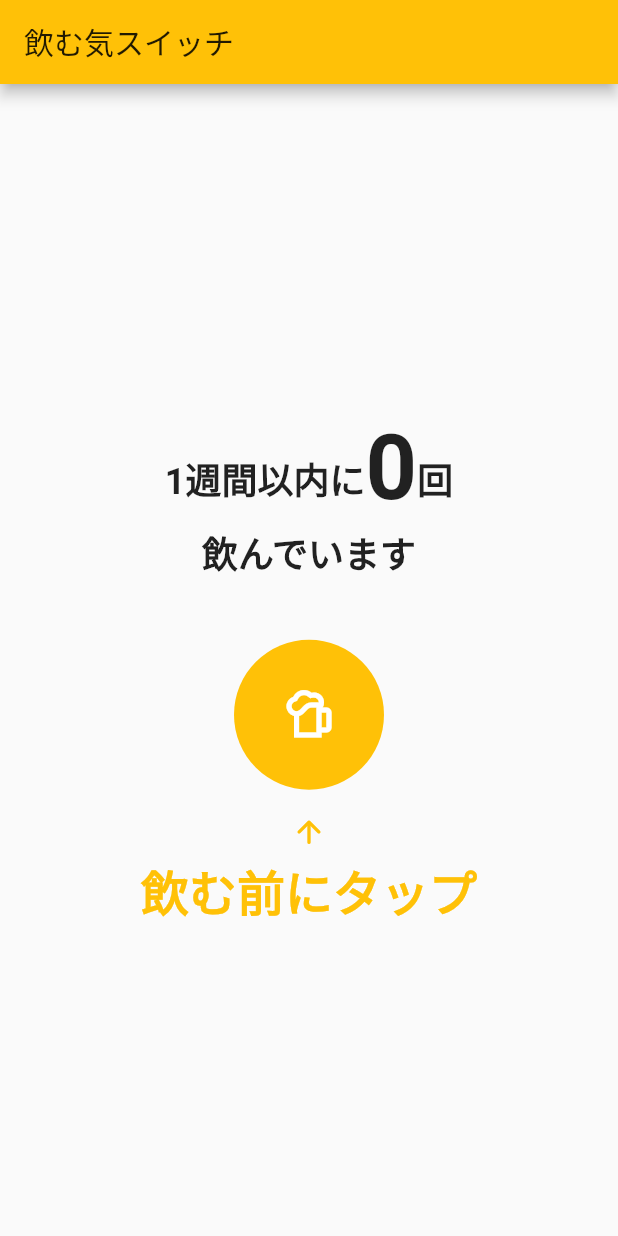
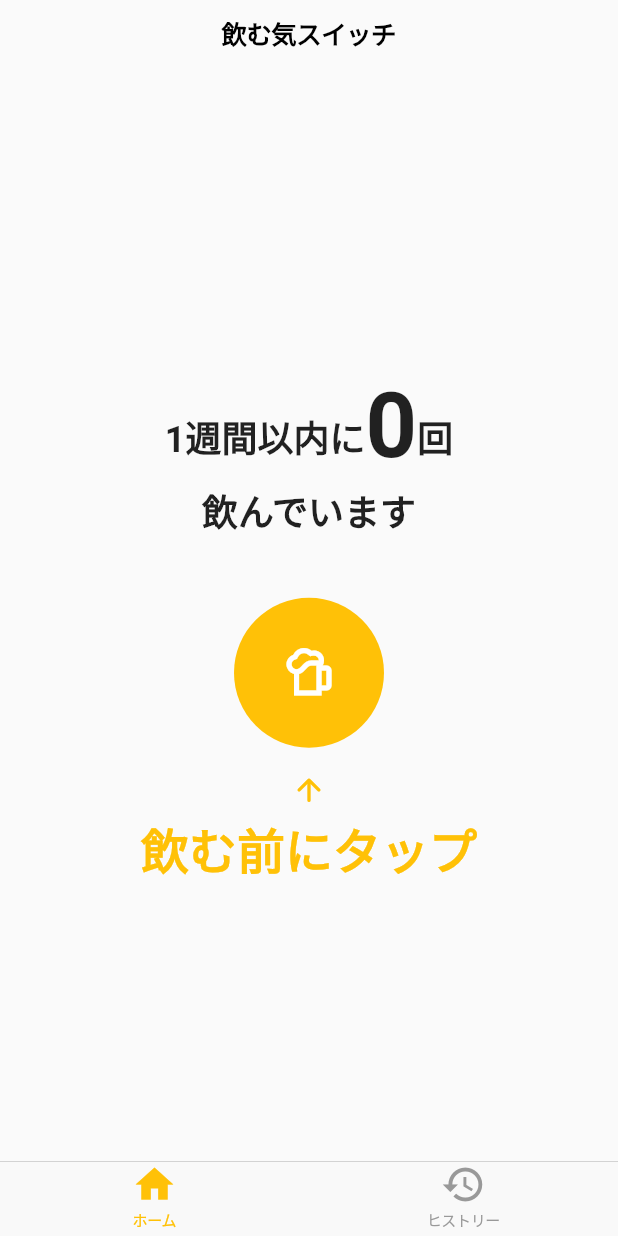
Before and after one commit to syuji-higa/nomuki-switch-app, a Flutter app: the screen it shows after launch, on a phone screen of 412 x 824 dp. Run offline on Flutter 3.47's test engine with Material 2 defaults, Android fonts, the phone set to English and light mode, and no system bars; our stand-ins replace sqflite; accounts and stored records are empty.

Commit message:
feat: add history page

```diff
--- a/lib/header.dart
+++ /dev/null
@@ -1,13 +0,0 @@
-import 'package:flutter/material.dart';
-
-class Header extends StatelessWidget with PreferredSizeWidget {
-  @override
-  Size get preferredSize => Size.fromHeight(kToolbarHeight);
-
-  @override
-  Widget build(BuildContext context) {
-    return AppBar(
-      title: Text('飲む気スイッチ'),
-    );
-  }
-}
--- a/lib/main.dart
+++ b/lib/main.dart
@@ -1,247 +1,65 @@
 import 'package:flutter/material.dart';
-import 'package:sqflite/sqflite.dart';
-import 'package:path/path.dart';
-import 'header.dart';
-
-class DrinkTime {
-  static String table = 'drink_time';
-  static int version = 1;
-
-  final int id;
-  final DateTime createdAt;
-
-  DrinkTime({ this.id, this.createdAt });
-
-  Map<String, dynamic> toMap() {
-    return {
-      'id': id,
-      'created_at': createdAt.toUtc().toIso8601String(),
-    };
-  }
-
-  @override
-  String toString() {
-    return 'DrinkTime{id: $id, createdAt: $createdAt}';
-  }
-
-  static Future<Database> get database async {
-    final Future<Database> _database = openDatabase(
-      join(await getDatabasesPath(), 'drink_time_database.db'),
-      onCreate: (db, version) {
-        return db.execute('''
-          CREATE TABLE drink_time(
-            id INTEGER PRIMARY KEY AUTOINCREMENT,
-            created_at TEXT NOT NULL
-          )
-        ''');
-      },
-      version: version,
-    );
-    return _database;
-  }
-
-  static Future<List<DrinkTime>> getDrinkTimes() async {
-    final Database db = await database;
-    final List<Map<String, dynamic>> maps = await db.query('drink_time');
-    return List.generate(maps.length, (i) {
-      return DrinkTime(
-        id: maps[i]['id'],
-        createdAt: DateTime.parse(maps[i]['created_at']).toLocal(),
-      );
-    });
-  }
-
-  static Future<DrinkTime> insertDrinkTime(DrinkTime drinkTime) async {
-    DateTime now = DateTime.now();
-    final Map<String, dynamic> row = {
-      'created_at': now.toString(),
-    };
-
-    final Database db = await database;
-    final int id = await db.insert(
-      table,
-      row,
-      conflictAlgorithm: ConflictAlgorithm.replace,
-    );
-
-    return DrinkTime(
-      id: id,
-      createdAt: now,
-    );
-  }
-}
+import 'package:flutter/cupertino.dart';
+import 'pages/home.dart';
+import 'pages/history.dart';
 
 void main() {
-  runApp(MyApp());
-}
-
-class MyApp extends StatelessWidget {
-  @override
-  Widget build(BuildContext context) {
-    return MaterialApp(
+  runApp(
+    MaterialApp(
       title: '飲む気スイッチ',
       theme: ThemeData(
         primarySwatch: Colors.amber,
         accentColor: Colors.black87,
         visualDensity: VisualDensity.adaptivePlatformDensity,
       ),
-      home: Scaffold(
-        appBar: Header(),
-        body: Center(
-          child: Column(
-            mainAxisAlignment: MainAxisAlignment.center,
-            children: <Widget>[
-              NumberOfTimesContainer(),
-              SizedBox(height: 40),
-              NomukiButtonContainer(),
-            ],
-          ),
+      home: CupertinoPageScaffold(
+        navigationBar: CupertinoNavigationBar(
+          middle: Text('飲む気スイッチ'),
         ),
+        child: TabBar(),
       ),
+    )
+  );
+}
+
+class TabBar extends StatefulWidget {
+  const TabBar();
+
+  @override
+  _TabBarState createState() => _TabBarState();
+}
+
+class _TabBarState extends State<TabBar> {
+  final items = <BottomNavigationBarItem>[
+    BottomNavigationBarItem(
+      icon: Icon(Icons.home),
+      label: 'ホーム',
+    ),
+    BottomNavigationBarItem(
+      icon: Icon(Icons.history),
+      label: 'ヒストリー',
+    ),
+  ];
+
+  @override
+  Widget build(BuildContext context) {
+    return CupertinoTabScaffold(
+      tabBar: CupertinoTabBar(
+        items: items,
+      ),
+      tabBuilder: (context, index) {
+        return CupertinoTabView(
+          builder: (context) {
+            switch (index) {
+              case 0:
+                return HomePage();
+              case 1:
+                return HistoryPage();
+            }
+            return HomePage();
+          },
+        );
+      },
     );
   }
 }
-
-class NumberOfTimesContainer extends StatelessWidget {
-  @override
-  Widget build(BuildContext context) {
-    return Column(
-      mainAxisAlignment: MainAxisAlignment.center,
-      children: <Widget>[
-        NumberOfTimes(),
-        SizedBox(height: 4),
-        NumberOfTimesDescText('飲んでいます'),
-      ],
-    );
-  }
-}
-
-class NumberOfTimesDescText extends StatelessWidget {
-  final String text;
-  NumberOfTimesDescText(this.text);
-  @override
-  Widget build(BuildContext context) {
-    return Text(
-      text,
-      style: TextStyle(
-        fontWeight: FontWeight.bold,
-        fontSize: 24,
-        color: Theme.of(context).accentColor,
-      )
-    );
-  }
-}
-
-class NumberOfTimes extends StatelessWidget {
-  @override
-  Widget build(BuildContext context) {
-    return Row(
-      mainAxisAlignment: MainAxisAlignment.center,
-      crossAxisAlignment: CrossAxisAlignment.end,
-      children: <Widget>[
-        NumberOfTimesUnit('1週間以内に'),
-        NumberOfTimesValue('0'),
-        NumberOfTimesUnit('回'),
-      ]
-    );
-  }
-}
-
-class NumberOfTimesValue extends StatelessWidget {
-  final String value;
-  NumberOfTimesValue(this.value);
-  @override
-  Widget build(BuildContext context) {
-    return Text(
-      value,
-      style: TextStyle(
-        fontWeight: FontWeight.bold,
-        fontSize: 60,
-        color: Theme.of(context).accentColor,
-      ),
-      strutStyle: StrutStyle(
-        fontSize: 60.0,
-      ),
-    );
-  }
-}
-
-class NumberOfTimesUnit extends StatelessWidget {
-  final String unit;
-  NumberOfTimesUnit(this.unit);
-  Widget build(BuildContext context) {
-    return Text(
-      unit,
-      style: TextStyle(
-        fontWeight: FontWeight.bold,
-        fontSize: 24,
-        color: Theme.of(context).accentColor,
-      ),
-      strutStyle: StrutStyle(
-        fontSize: 72.0,
-      ),
-    );
-  }
-}
-
-class NomukiButtonContainer extends StatelessWidget {
-  @override
-  Widget build(BuildContext context) {
-    return Column(
-      mainAxisAlignment: MainAxisAlignment.center,
-      children: <Widget>[
-        NomukiButton(),
-        SizedBox(height: 16),
-        Icon(
-          Icons.arrow_upward_rounded,
-          color: Theme.of(context).primaryColor,
-        ),
-        SizedBox(height: 4),
-        NomukiButtonDesc()
-      ],
-    );
-  }
-}
-
-class NomukiButton extends StatelessWidget {
-  @override
-  Widget build(BuildContext context) {
-    return Ink(
-      decoration: const ShapeDecoration(
-        color: Colors.amber,
-        shape: CircleBorder(),
-      ),
-      child: SizedBox(
-        height: 100.0,
-        width: 100.0,
-        child: IconButton(
-          icon: Icon(
-            Icons.sports_bar_outlined,
-            size: 40.0
-          ),
-          color: Colors.white,
-          onPressed: _addDrinkTime,
-        ),
-      ),
-    );
-  }
-}
-
-class NomukiButtonDesc extends StatelessWidget {
-  @override
-  Widget build(BuildContext context) {
-    return Text(
-      '飲む前にタップ',
-      style: TextStyle(
-        fontWeight: FontWeight.bold,
-        fontSize: 32,
-        color: Theme.of(context).primaryColor,
-      ),
-    );
-  }
-}
-
-void _addDrinkTime() async {
-  DrinkTime _drinkTime = DrinkTime();
-  await DrinkTime.insertDrinkTime(_drinkTime);
-}
--- /dev/null
+++ b/lib/pages/home.dart
@@ -0,0 +1,164 @@
+import 'package:flutter/material.dart';
+import '../loacldb.dart';
+
+class HomePage extends StatelessWidget {
+  @override
+  Widget build(BuildContext context) {
+    return Scaffold(
+      body: Center(
+        child: Column(
+          mainAxisAlignment: MainAxisAlignment.center,
+          children: <Widget>[
+            NumberOfTimesContainer(),
+            SizedBox(height: 40),
+            NomukiButtonContainer(),
+          ],
+        ),
+      ),
+    );
+  }
+}
+
+class NumberOfTimesContainer extends StatelessWidget {
+  @override
+  Widget build(BuildContext context) {
+    return Column(
+      mainAxisAlignment: MainAxisAlignment.center,
+      children: <Widget>[
+        NumberOfTimes(),
+        SizedBox(height: 4),
+        NumberOfTimesDescText('飲んでいます'),
+      ],
+    );
+  }
+}
+
+class NumberOfTimesDescText extends StatelessWidget {
+  final String text;
+  NumberOfTimesDescText(this.text);
+  @override
+  Widget build(BuildContext context) {
+    return Text(
+      text,
+      style: TextStyle(
+        fontWeight: FontWeight.bold,
+        fontSize: 24,
+        color: Theme.of(context).accentColor,
+      ),
+    );
+  }
+}
+
+class NumberOfTimes extends StatelessWidget {
+  @override
+  Widget build(BuildContext context) {
+    return Row(
+      mainAxisAlignment: MainAxisAlignment.center,
+      crossAxisAlignment: CrossAxisAlignment.end,
+      children: <Widget>[
+        NumberOfTimesUnit('1週間以内に'),
+        NumberOfTimesValue('0'),
+        NumberOfTimesUnit('回'),
+      ]
+    );
+  }
+}
+
+class NumberOfTimesValue extends StatelessWidget {
+  final String value;
+  NumberOfTimesValue(this.value);
+  @override
+  Widget build(BuildContext context) {
+    return Text(
+      value,
+      style: TextStyle(
+        fontWeight: FontWeight.bold,
+        fontSize: 60,
+        color: Theme.of(context).accentColor,
+      ),
+      strutStyle: StrutStyle(
+        fontSize: 60.0,
+      ),
+    );
+  }
+}
+
+class NumberOfTimesUnit extends StatelessWidget {
+  final String unit;
+  NumberOfTimesUnit(this.unit);
+  Widget build(BuildContext context) {
+    return Text(
+      unit,
+      style: TextStyle(
+        fontWeight: FontWeight.bold,
+        fontSize: 24,
+        color: Theme.of(context).accentColor,
+      ),
+      strutStyle: StrutStyle(
+        fontSize: 72.0,
+      ),
+    );
+  }
+}
+
+class NomukiButtonContainer extends StatelessWidget {
+  @override
+  Widget build(BuildContext context) {
+    return Column(
+      mainAxisAlignment: MainAxisAlignment.center,
+      children: <Widget>[
+        NomukiButton(),
+        SizedBox(height: 16),
+        Icon(
+          Icons.arrow_upward_rounded,
+          color: Theme.of(context).primaryColor,
+        ),
+        SizedBox(height: 4),
+        NomukiButtonDesc()
+      ],
+    );
+  }
+}
+
+class NomukiButton extends StatelessWidget {
+  @override
+  Widget build(BuildContext context) {
+    return Ink(
+      decoration: const ShapeDecoration(
+        color: Colors.amber,
+        shape: CircleBorder(),
+      ),
+      child: SizedBox(
+        height: 100.0,
+        width: 100.0,
+        child: IconButton(
+          icon: Icon(
+            Icons.sports_bar_outlined,
+            size: 40.0
+          ),
+          color: Colors.white,
+          onPressed: _addDrinkTime,
+        ),
+      ),
+    );
+  }
+}
+
+class NomukiButtonDesc extends StatelessWidget {
+  @override
+  Widget build(BuildContext context) {
+    return Text(
+      '飲む前にタップ',
+      style: TextStyle(
+        fontWeight: FontWeight.bold,
+        fontSize: 32,
+        color: Theme.of(context).primaryColor,
+      ),
+    );
+  }
+}
+
+void _addDrinkTime() async {
+  DrinkTime _drinkTime = DrinkTime();
+  await DrinkTime.insertDrinkTime(_drinkTime);
+}
```
Also changed, not shown: lib/loacldb.dart (added, +70 -0 lines), lib/pages/history.dart (added, +57 -0 lines).
